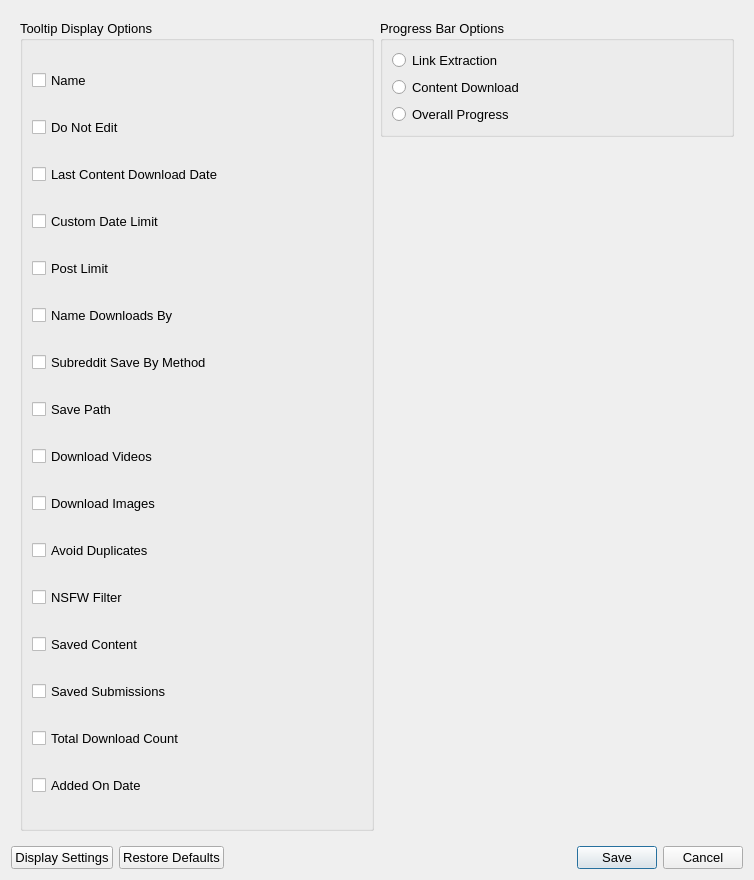
Old version of the form DownloaderForReddit/GUI_Resources/DownloaderForRedditSettingsGUI.ui in the repository MalloyDelacroix/DownloaderForReddit.
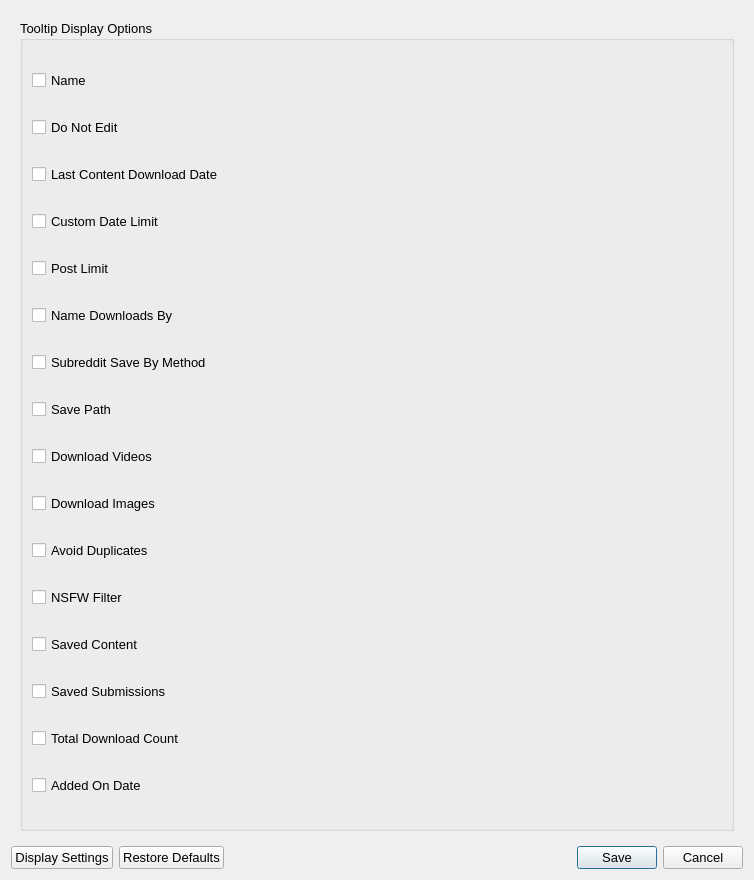
New version of the form. The open tabs and pages were chosen to show the change.

Commit message: Remove progress bar display options.

What changed in the file:
```diff
--- a/DownloaderForReddit/GUI_Resources/DownloaderForRedditSettingsGUI.ui
+++ b/DownloaderForReddit/GUI_Resources/DownloaderForRedditSettingsGUI.ui
@@ -505,57 +505,6 @@
      </widget>
      <widget class="QWidget" name="page_2">
       <layout class="QGridLayout" name="gridLayout_10">
-       <item row="0" column="1">
-        <widget class="QGroupBox" name="progress_bar_groupbox">
-         <property name="font">
-          <font>
-           <pointsize>10</pointsize>
-          </font>
-         </property>
-         <property name="toolTip">
-          <string>&lt;html&gt;&lt;head/&gt;&lt;body&gt;&lt;p&gt;Choose which progress markers the main window progress bar represents when running.&lt;/p&gt;&lt;/body&gt;&lt;/html&gt;</string>
-         </property>
-         <property name="title">
-          <string>Progress Bar Options</string>
-         </property>
-         <layout class="QVBoxLayout" name="verticalLayout_3">
-          <item>
-           <widget class="QRadioButton" name="progress_bar_link_extraction_radio">
-            <property name="text">
-             <string>Link Extraction</string>
-            </property>
-           </widget>
-          </item>
-          <item>
-           <widget class="QRadioButton" name="progress_bar_download_progress_radio">
-            <property name="text">
-             <string>Content Download</string>
-            </property>
-           </widget>
-          </item>
-          <item>
-           <widget class="QRadioButton" name="progress_bar_overall_progress_radio">
-            <property name="text">
-             <string>Overall Progress</string>
-            </property>
-           </widget>
-          </item>
-         </layout>
-        </widget>
-       </item>
-       <item row="1" column="1">
-        <spacer name="verticalSpacer">
-         <property name="orientation">
-          <enum>Qt::Vertical</enum>
-         </property>
-         <property name="sizeHint" stdset="0">
-          <size>
-           <width>20</width>
-           <height>40</height>
-          </size>
-         </property>
-        </spacer>
-       </item>
        <item row="0" column="0" rowspan="2">
         <widget class="QGroupBox" name="tooltip_group_box">
          <property name="font">
```
Left out of the diff: 11 changed lines with no effect on the pictures. The commit also changes 3 other files.
